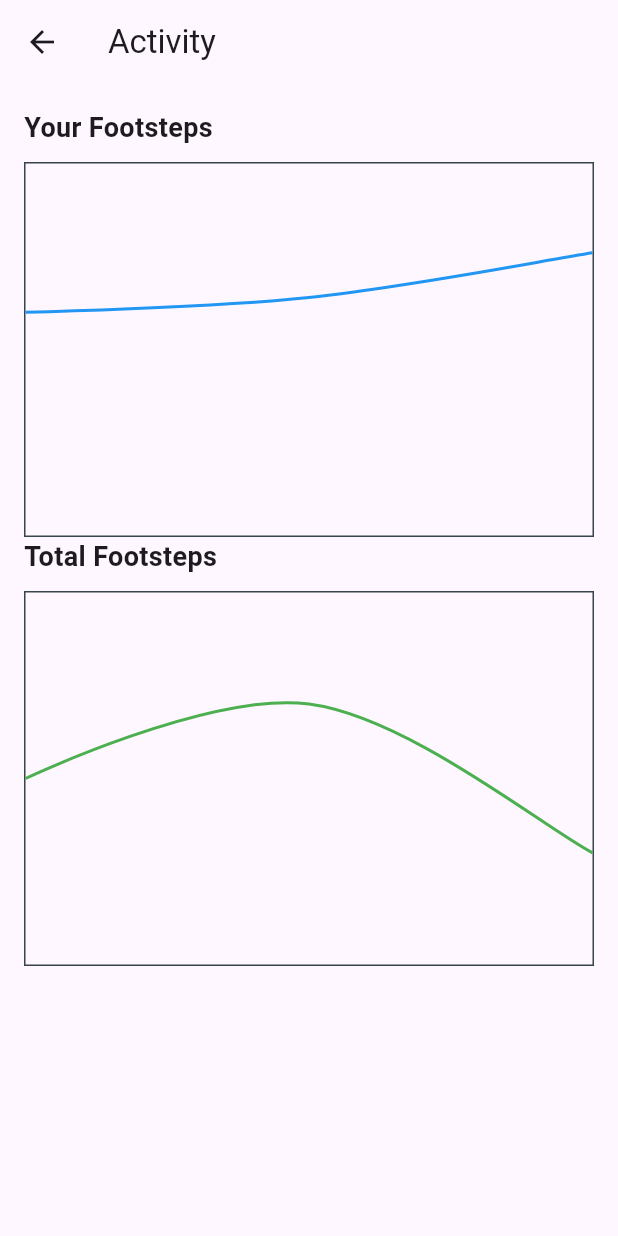
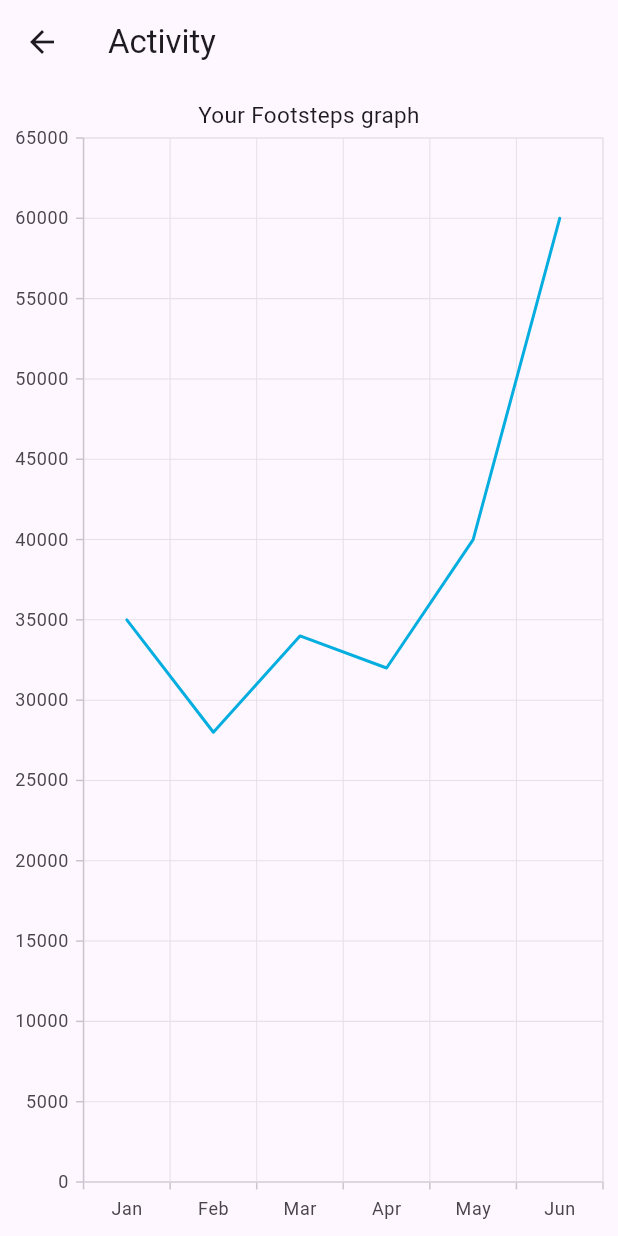
Before and after one commit to kalyan-srinivas-kandagatla-2911/befit, a Flutter app: the screen it shows after launch, after a tap on "Activity", on a phone screen of 412 x 824 dp. Run offline on Flutter 3.47's test engine with Material 3 defaults, Android fonts, the phone set to English and light mode, and no system bars; drawn by our look-alikes of fl_chart; our stand-ins replace form_field_validator, syncfusion_flutter_charts.

Commit message:
redid activity

```diff
--- a/lib/main.dart
+++ b/lib/main.dart
@@ -27,7 +27,7 @@ class HomeScreen extends StatelessWidget {
   Widget build(BuildContext context) {
     return Scaffold(
       appBar: AppBar(
-        title: const Text('Temp Screen'),
+        title: const Text('Befit app'),
       ),
       body: Center(
         child: Column(
@@ -70,7 +70,7 @@ class HomeScreen extends StatelessWidget {
                   MaterialPageRoute(builder: (context) =>  Home()),
                 );
               },
-              child: const Text('Home'),
+              child: const Text('Progress'),
             ),
             const SizedBox(height: 20),
             ElevatedButton(
--- a/lib/screens/pages/activity.dart
+++ b/lib/screens/pages/activity.dart
@@ -1,5 +1,6 @@
 import 'package:flutter/material.dart';
-import 'package:fl_chart/fl_chart.dart';
+//import 'package:fl_chart/fl_chart.dart';
+import 'package:syncfusion_flutter_charts/charts.dart';
 
 class Activity extends StatelessWidget {
   const Activity({super.key});
@@ -10,20 +11,45 @@ class Activity extends StatelessWidget {
       appBar: AppBar(
         title: const Text('Activity'),
       ),
-      body: Padding(
-        padding: const EdgeInsets.all(16.0),
-        child: Column(
-          crossAxisAlignment: CrossAxisAlignment.stretch,
-          children: [
-            buildSectionTitle('Your Footsteps'),
-            buildSizedBox(10),
-            const InteractiveLineChart(),
-            buildSectionTitle('Total Footsteps'),
-            buildSizedBox(10),
-            const CumulativeLineChart(),
-          ],
-        ),
-      ),
+      body:
+      // Padding(
+      //   padding: const EdgeInsets.all(16.0),
+      //   child: Column(
+      //     crossAxisAlignment: CrossAxisAlignment.stretch,
+      //     children: [
+      //       buildSectionTitle('Your Footsteps'),
+      //       buildSizedBox(10),
+      //       //const InteractiveLineChart(),
+      //       //buildSectionTitle('Total Footsteps'),
+      //       buildSizedBox(10),
+      //       //const CumulativeLineChart(),
+      //     ],
+      //   ),
+      // ),
+        SfCartesianChart(
+            primaryXAxis: CategoryAxis(),
+            // Chart title
+            title: ChartTitle(text: 'Your Footsteps graph'),
+            // Enable legend
+            //legend: Legend(isVisible: true),
+            // Enable tooltip
+            tooltipBehavior: TooltipBehavior(enable: true),
+            series: <ChartSeries<_Steps, String>>[
+              LineSeries<_Steps, String>(
+                  dataSource: <_Steps>[
+                    _Steps('Jan', 35000),
+                    _Steps('Feb', 28000),
+                    _Steps('Mar', 34000),
+                    _Steps('Apr', 32000),
+                    _Steps('May', 40000),
+                    _Steps('Jun', 60000)
+                  ],
+                  xValueMapper: (_Steps steps, _) => steps.year,
+                  yValueMapper: (_Steps steps, _) => steps.steps,
+                  // Enable data label
+                  //dataLabelSettings: DataLabelSettings(isVisible: true)
+             )
+            ])
     );
   }
 
@@ -38,108 +64,113 @@ class Activity extends StatelessWidget {
     return SizedBox(height: height);
   }
 }
+class _Steps {
+  _Steps(this.year, this.steps);
 
-class InteractiveLineChart extends StatelessWidget {
-  const InteractiveLineChart({super.key});
-
-  @override
-  Widget build(BuildContext context) {
-    List<FlSpot> dataPoints = [
-      //const FlSpot(0, 100),
-      const FlSpot(0, 150),
-      const FlSpot(1, 160),
-      const FlSpot(2,190),
-      // Add more data points as needed
-    ];
-
-    // Check for invalid values (Infinity or NaN) and replace with default values
-    dataPoints.removeWhere((spot) => spot.y.isNaN || spot.y.isInfinite);
-    dataPoints = dataPoints.isNotEmpty ? dataPoints : [const FlSpot(0, 0)];
-
-    return SizedBox(
-      height: 250, // Set a fixed height for the chart
-      child: LineChart(
-        LineChartData(
-          gridData: FlGridData(show: false),
-          titlesData: FlTitlesData(show: false),
-          borderData: FlBorderData(
-            show: true,
-            border: Border.all(
-              color: const Color(0xff37434d),
-              width: 1,
-            ),
-          ),
-          minX: 0,
-          maxX: dataPoints.length.toDouble() - 1,
-          minY: 0,
-          maxY: 250,
-          lineBarsData: [
-            LineChartBarData(
-              spots: dataPoints,
-              isCurved: true,
-              color: Colors.blue,
-              dotData: FlDotData(show: false),
-              belowBarData: BarAreaData(show: false),
-            ),
-          ],
-        ),
-      ),
-    );
-  }
+  final String year;
+  final double steps;
 }
-
-class AxisTitle {
-}
-
-class CumulativeLineChart extends StatelessWidget {
-  const CumulativeLineChart({super.key});
-
-  @override
-  Widget build(BuildContext context) {
-
-    List<FlSpot> dataPoints = [
-      const FlSpot(0, 500),
-      const FlSpot(1, 700),
-      const FlSpot(2, 300),
-      // Add more data points as needed
-    ];
-
-    // Check for invalid values (Infinity or NaN) and replace with default values
-    dataPoints.removeWhere((spot) => spot.y.isNaN || spot.y.isInfinite);
-    dataPoints = dataPoints.isNotEmpty ? dataPoints : [const FlSpot(0, 0)];
-
-    return SizedBox(
-      height: 250, // Set a fixed height for the chart
-      child: LineChart(
-        LineChartData(
-          gridData: FlGridData(
-            show: false,
-          ),
-          titlesData: FlTitlesData(
-            show: false,
-          ),
-          borderData: FlBorderData(
-            show: true,
-            border: Border.all(
-              color: const Color(0xff37434d),
-              width: 1,
-            ),
-          ),
-          minX: 0,
-          maxX: dataPoints.length.toDouble() - 1,
-          minY: 0,
-          maxY: 1000,
-          lineBarsData: [
-            LineChartBarData(
-              spots: dataPoints,
-              isCurved: true,
-              color: Colors.green,
-              dotData: FlDotData(show: false),
-              belowBarData: BarAreaData(show: false),
-            ),
-          ],
-        ),
-      ),
-    );
-  }
-}
+// class InteractiveLineChart extends StatelessWidget {
+//   const InteractiveLineChart({super.key});
+//
+//   @override
+//   Widget build(BuildContext context) {
+//     List<FlSpot> dataPoints = [
+//       //const FlSpot(0, 100),
+//       const FlSpot(0, 150),
+//       const FlSpot(1, 160),
+//       const FlSpot(2,190),
+//       // Add more data points as needed
+//     ];
+//
+//     // Check for invalid values (Infinity or NaN) and replace with default values
+//     dataPoints.removeWhere((spot) => spot.y.isNaN || spot.y.isInfinite);
+//     dataPoints = dataPoints.isNotEmpty ? dataPoints : [const FlSpot(0, 0)];
+//
+//     return SizedBox(
+//       height: 250, // Set a fixed height for the chart
+//       child: LineChart(
+//         LineChartData(
+//           gridData: FlGridData(show: false),
+//           titlesData: FlTitlesData(show: false),
+//           borderData: FlBorderData(
+//             show: true,
+//             border: Border.all(
+//               color: const Color(0xff37434d),
+//               width: 1,
+//             ),
+//           ),
+//           minX: 0,
+//           maxX: dataPoints.length.toDouble() - 1,
+//           minY: 0,
+//           maxY: 250,
+//           lineBarsData: [
+//             LineChartBarData(
+//               spots: dataPoints,
+//               isCurved: true,
+//               color: Colors.blue,
+//               dotData: FlDotData(show: false),
+//               belowBarData: BarAreaData(show: false),
+//             ),
+//           ],
+//         ),
+//       ),
+//     );
+//   }
+// }
+//
+// class AxisTitle {
+// }
+//
+// class CumulativeLineChart extends StatelessWidget {
+//   const CumulativeLineChart({super.key});
+//
+//   @override
+//   Widget build(BuildContext context) {
+//
+//     List<FlSpot> dataPoints = [
+//       const FlSpot(0, 500),
+//       const FlSpot(1, 700),
+//       const FlSpot(2, 300),
+//       // Add more data points as needed
+//     ];
+//
+//     // Check for invalid values (Infinity or NaN) and replace with default values
+//     dataPoints.removeWhere((spot) => spot.y.isNaN || spot.y.isInfinite);
+//     dataPoints = dataPoints.isNotEmpty ? dataPoints : [const FlSpot(0, 0)];
+//
+//     return SizedBox(
+//       height: 250, // Set a fixed height for the chart
+//       child: LineChart(
+//         LineChartData(
+//           gridData: FlGridData(
+//             show: false,
+//           ),
+//           titlesData: FlTitlesData(
+//             show: false,
+//           ),
+//           borderData: FlBorderData(
+//             show: true,
+//             border: Border.all(
+//               color: const Color(0xff37434d),
+//               width: 1,
+//             ),
+//           ),
+//           minX: 0,
+//           maxX: dataPoints.length.toDouble() - 1,
+//           minY: 0,
+//           maxY: 1000,
+//           lineBarsData: [
+//             LineChartBarData(
+//               spots: dataPoints,
+//               isCurved: true,
+//               color: Colors.green,
+//               dotData: FlDotData(show: false),
+//               belowBarData: BarAreaData(show: false),
+//             ),
+//           ],
+//         ),
+//       ),
+//     );
+//   }
+// }
--- a/pubspec.yaml
+++ b/pubspec.yaml
@@ -28,6 +28,7 @@ environment:
 # the latest version available on pub.dev. To see which dependencies have newer
 # versions available, run `flutter pub outdated`.
 dependencies:
+  syncfusion_flutter_charts: ^21.2.4
   fl_chart: ^0.65.0
   flutter:
     sdk: flutter
```
Also changed, not shown: pubspec.lock.
